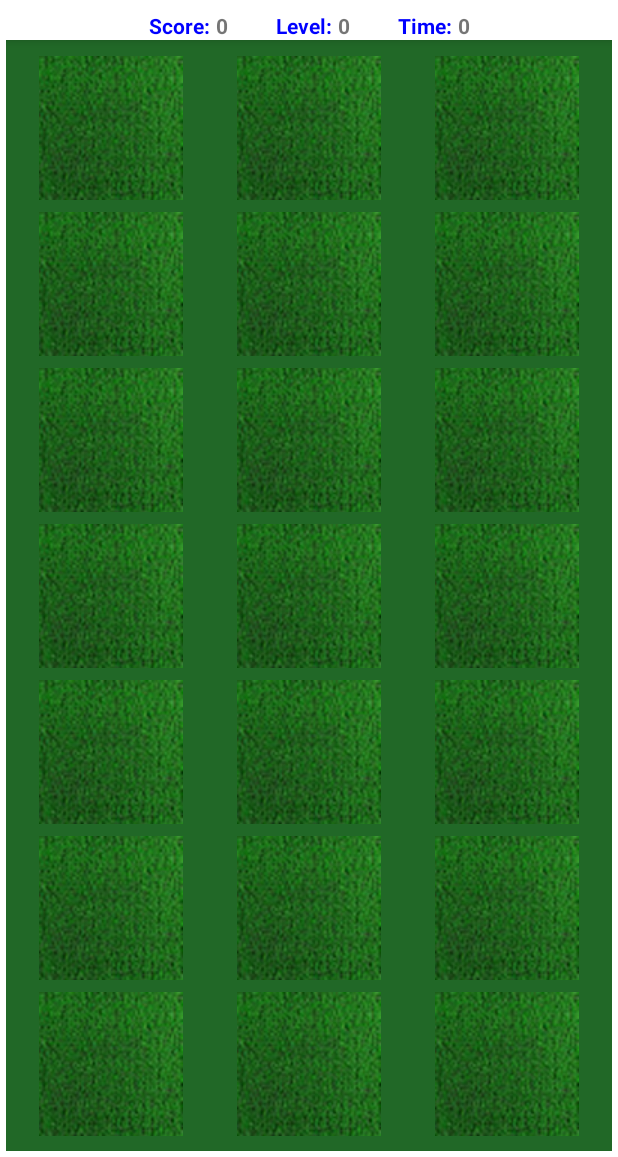
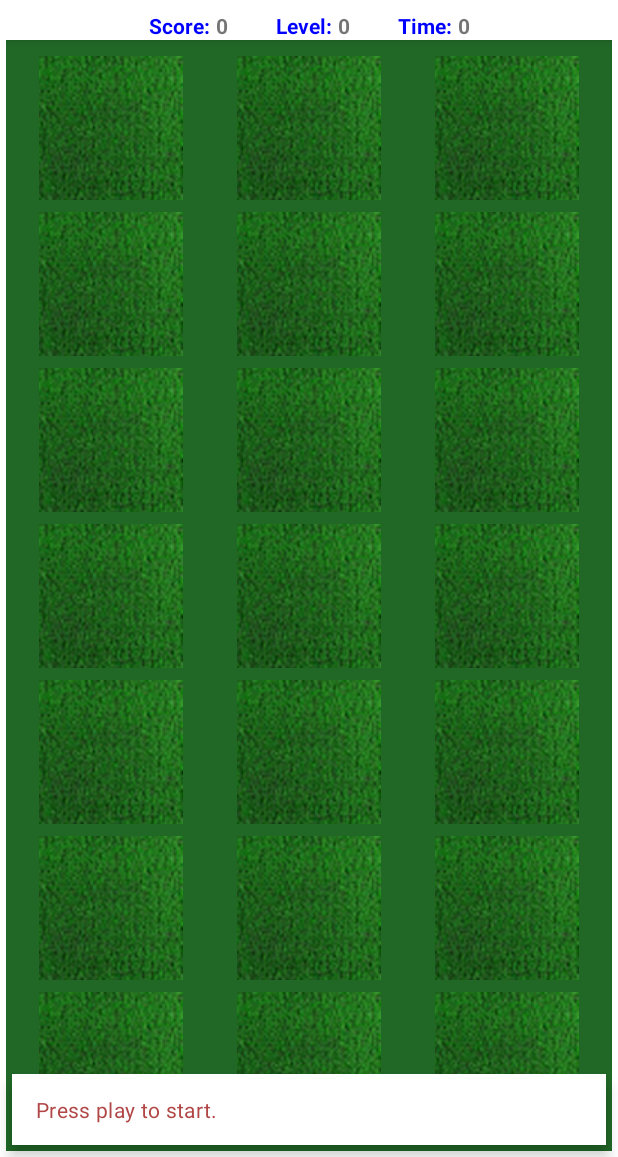
Before and after one commit to pstorli/WackyMole, an Android app: the first screen one second after launch (MoleActivity), on a phone screen of 412 x 824 dp, the part 79-1236 px from its top. Run offline under Robolectric (Android 15) with nearby library versions, the phone set to English and light mode, and no system bars; 2 statements that could not run were skipped.

Commit message:
Added snack bar

```diff
--- a/app/src/main/java/com/pstorli/wackymole/Extensions.kt
+++ b/app/src/main/java/com/pstorli/wackymole/Extensions.kt
@@ -1,5 +1,6 @@
 package com.pstorli.wackymole
 
+import android.app.Activity
 import android.app.Application
 import android.content.res.Resources
 import android.graphics.Insets
@@ -16,6 +17,7 @@ import android.widget.ImageView
 import androidx.appcompat.widget.Toolbar
 import androidx.core.content.ContextCompat
 import androidx.core.content.res.ResourcesCompat
+import com.google.android.material.snackbar.Snackbar
 import com.pstorli.wackymole.util.Consts
 
 // *************************************************************************************************
@@ -116,3 +118,33 @@ fun String.debug(tag: String)
 fun Application.get (id: Int): Drawable? {
     return ResourcesCompat.getDrawable(resources, id, theme)
 }
+
+/**
+ * Show a toast message.
+ */
+fun Activity.toast (stringResId: Int)
+{
+    toast (this.getString(stringResId))
+}
+
+/**
+ * Show a toast message.
+ */
+fun Activity.toast (text: String)
+{
+    // Get the snackbar.
+    val snackBar = Snackbar.make (window.decorView.findViewById(android.R.id.content), text, Snackbar.LENGTH_LONG)
+
+    // Set tint
+    val backgroundColor = resources.getColor(R.color.white, theme)
+    snackBar.setBackgroundTint(backgroundColor)
+    snackBar.view.setBackgroundColor(backgroundColor)
+
+    // change snackbar text color
+    val textColor: Int = resources.getColor(R.color.toolbar_title_color, theme)
+    snackBar.setActionTextColor(textColor)
+    snackBar.setTextColor(textColor)
+
+    // Show scooby snacks
+    snackBar.show()
+}
--- a/app/src/main/java/com/pstorli/wackymole/MoleActivity.kt
+++ b/app/src/main/java/com/pstorli/wackymole/MoleActivity.kt
@@ -144,6 +144,12 @@ class MoleActivity : AppCompatActivity() {
 
         // Set the adapter for the board (grid view).
         board.adapter = MoleAdapter (moleViewModel)
+
+        // Restore prev level, score and time
+        moleViewModel.restore ()
+
+        // Let them know how the game is played.
+        this.toast (R.string.pressPlay)
     }
 
     // *********************************************************************************************
@@ -235,6 +241,9 @@ class MoleActivity : AppCompatActivity() {
 
         // Anyone got the time?
         updateTime ()
+
+        // Save level, score and time
+        moleViewModel.save ()
     }
 
     /**
--- a/app/src/main/java/com/pstorli/wackymole/model/MoleViewModel.kt
+++ b/app/src/main/java/com/pstorli/wackymole/model/MoleViewModel.kt
@@ -6,6 +6,10 @@ import android.graphics.Point
 import com.pstorli.wackymole.model.MoleType.*
 import androidx.lifecycle.AndroidViewModel
 import com.pstorli.wackymole.R
+import com.pstorli.wackymole.util.Consts.LEVEL
+import com.pstorli.wackymole.util.Consts.SCORE
+import com.pstorli.wackymole.util.Consts.TIME
+import com.pstorli.wackymole.util.MolePrefs
 
 class MoleViewModel (application: Application)  : AndroidViewModel(application) {
 
@@ -23,8 +27,14 @@ class MoleViewModel (application: Application)  : AndroidViewModel(application)
     // What level are we on?
     var level = 0
 
+    // What's the score?
+    var score = 0
+
     // How much time do we really have?
     var time  = 0
+
+    // Secure / Encrypted shared prefs.
+    val prefs = MolePrefs (application)
 
     // What is the screen size?
     lateinit var screenSize: Point
@@ -87,4 +97,20 @@ class MoleViewModel (application: Application)  : AndroidViewModel(application)
     fun context (): Context {
         return getApplication<Application>().applicationContext
     }
+
+    /**
+     * Save the score, level and time
+     */
+    fun save () {
+        prefs.setPref(LEVEL, level)
+        prefs.setPref(SCORE, score)
+        prefs.setPref(TIME,  time)
+    }
+
+    /**
+     * Restore the score, level and time
+     */
+    fun restore () {
+
+    }
 }
--- a/app/src/main/java/com/pstorli/wackymole/util/Consts.kt
+++ b/app/src/main/java/com/pstorli/wackymole/util/Consts.kt
@@ -14,6 +14,13 @@ object Consts {
     // Log Tags
     // *********************************************************************************************
     const val TAG           = "WackyMole"
+
+    // *********************************************************************************************
+    // Shared Prefs Keys
+    // *********************************************************************************************
+    const val LEVEL         = "LEVEL"
+    const val SCORE         = "SCORE"
+    const val TIME          = "TIME"
 
     // *********************************************************************************************
     // Log helper functions
--- a/app/src/main/res/values/strings.xml
+++ b/app/src/main/res/values/strings.xml
@@ -4,6 +4,7 @@
     <string name="level">Level:</string>
     <string name="pause">Pause</string>
     <string name="play">Play</string>
+    <string name="pressPlay">Press play to start.</string>
     <string name="reset">Reset</string>
     <string name="score">Score:</string>
     <string name="time">Time:</string>
```
Also changed, not shown: 1 other file.
